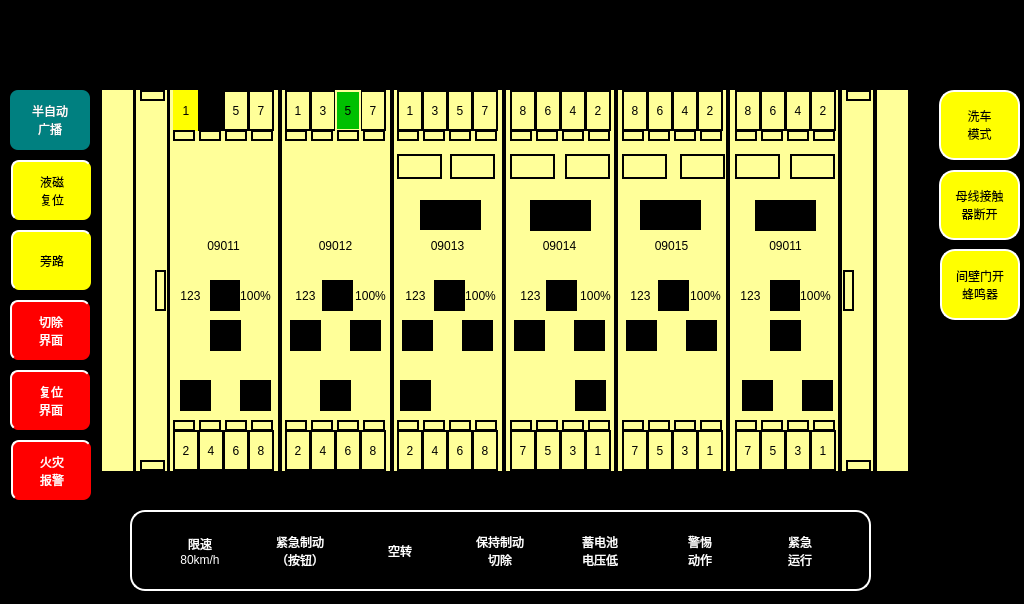
The window that vehiclerunstatepage.ui (mayue-crrc/ShenyangMetro9DB) describes before a commit, drawn with Qt 5.
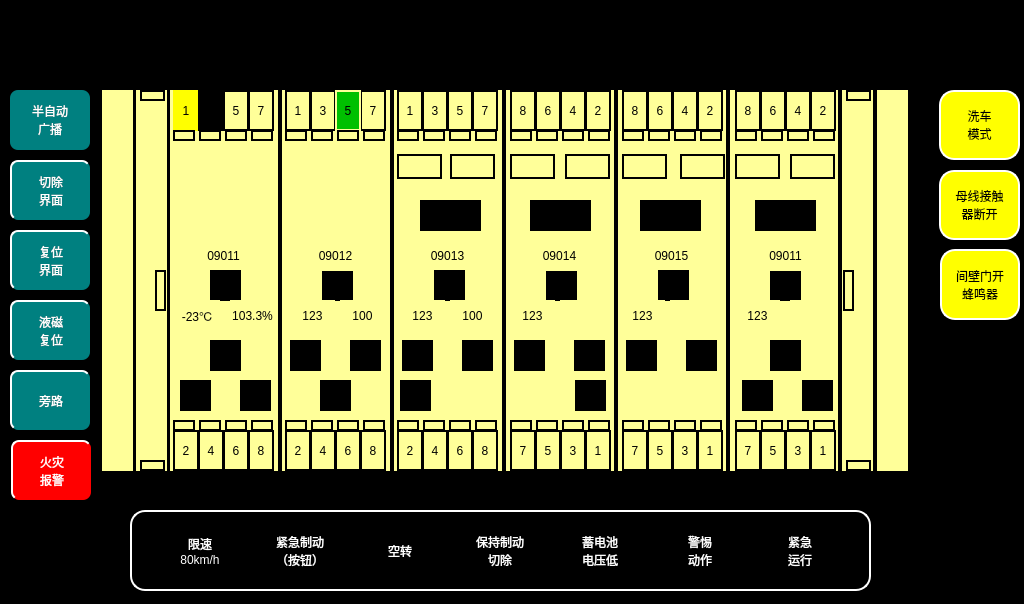
The same window after the commit. Icons and pictures are not drawn.

What changed in the file:
```diff
--- a/vehiclerunstatepage.ui
+++ b/vehiclerunstatepage.ui
@@ -31,8 +31,8 @@
   <widget class="QPushButton" name="LMResetPageBtn">
    <property name="geometry">
     <rect>
-     <x>11</x>
-     <y>160</y>
+     <x>10</x>
+     <y>300</y>
      <width>80</width>
      <height>60</height>
     </rect>
@@ -41,8 +41,8 @@
     <enum>Qt::NoFocus</enum>
    </property>
    <property name="styleSheet">
-    <string notr="true">background-color:yellow;
-color:black;</string>
+    <string notr="true">background-color: rgb(0, 128, 128);
+color:white;</string>
    </property>
    <property name="text">
     <string>液磁
@@ -52,8 +52,8 @@
   <widget class="QPushButton" name="ByPassPageBtn">
    <property name="geometry">
     <rect>
-     <x>11</x>
-     <y>230</y>
+     <x>10</x>
+     <y>370</y>
      <width>80</width>
      <height>60</height>
     </rect>
@@ -62,8 +62,8 @@
     <enum>Qt::NoFocus</enum>
    </property>
    <property name="styleSheet">
-    <string notr="true">background-color:yellow;
-color:black;</string>
+    <string notr="true">background-color: rgb(0, 128, 128);
+color:white;</string>
    </property>
    <property name="text">
     <string>旁路</string>
@@ -73,7 +73,7 @@
    <property name="geometry">
     <rect>
      <x>10</x>
-     <y>300</y>
+     <y>160</y>
      <width>80</width>
      <height>60</height>
     </rect>
@@ -82,7 +82,7 @@
     <enum>Qt::NoFocus</enum>
    </property>
    <property name="styleSheet">
-    <string notr="true">background-color:red;</string>
+    <string notr="true">background-color:rgb(0,128,128);</string>
    </property>
    <property name="text">
     <string>切除
@@ -1003,7 +1003,7 @@
    <property name="geometry">
     <rect>
      <x>178</x>
-     <y>230</y>
+     <y>240</y>
      <width>91</width>
      <height>31</height>
     </rect>
@@ -1025,7 +1025,7 @@
    <property name="geometry">
     <rect>
      <x>210</x>
-     <y>280</y>
+     <y>270</y>
      <width>31</width>
      <height>31</height>
     </rect>
@@ -1044,7 +1044,7 @@
    <property name="geometry">
     <rect>
      <x>210</x>
-     <y>320</y>
+     <y>340</y>
      <width>31</width>
      <height>31</height>
     </rect>
@@ -1258,7 +1258,7 @@
    <property name="geometry">
     <rect>
      <x>322</x>
-     <y>280</y>
+     <y>270</y>
      <width>31</width>
      <height>31</height>
     </rect>
@@ -1300,7 +1300,7 @@
    <property name="geometry">
     <rect>
      <x>290</x>
-     <y>230</y>
+     <y>240</y>
      <width>91</width>
      <height>31</height>
     </rect>
@@ -1637,7 +1637,7 @@
    <property name="geometry">
     <rect>
      <x>290</x>
-     <y>320</y>
+     <y>340</y>
      <width>31</width>
      <height>31</height>
     </rect>
@@ -1656,7 +1656,7 @@
    <property name="geometry">
     <rect>
      <x>350</x>
-     <y>320</y>
+     <y>340</y>
      <width>31</width>
      <height>31</height>
     </rect>
@@ -2104,7 +2104,7 @@
    <property name="geometry">
     <rect>
      <x>462</x>
-     <y>320</y>
+     <y>340</y>
      <width>31</width>
      <height>31</height>
     </rect>
@@ -2123,7 +2123,7 @@
    <property name="geometry">
     <rect>
      <x>402</x>
-     <y>320</y>
+     <y>340</y>
      <width>31</width>
      <height>31</height>
     </rect>
@@ -2207,7 +2207,7 @@
    <property name="geometry">
     <rect>
      <x>402</x>
-     <y>230</y>
+     <y>240</y>
      <width>91</width>
      <height>31</height>
     </rect>
@@ -2229,7 +2229,7 @@
    <property name="geometry">
     <rect>
      <x>434</x>
-     <y>280</y>
+     <y>270</y>
      <width>31</width>
      <height>31</height>
     </rect>
@@ -2639,7 +2639,7 @@
    <property name="geometry">
     <rect>
      <x>546</x>
-     <y>280</y>
+     <y>270</y>
      <width>31</width>
      <height>31</height>
     </rect>
@@ -2658,7 +2658,7 @@
    <property name="geometry">
     <rect>
      <x>514</x>
-     <y>230</y>
+     <y>240</y>
      <width>91</width>
      <height>31</height>
     </rect>
@@ -2680,7 +2680,7 @@
    <property name="geometry">
     <rect>
      <x>574</x>
-     <y>320</y>
+     <y>340</y>
      <width>31</width>
      <height>31</height>
     </rect>
@@ -2699,7 +2699,7 @@
    <property name="geometry">
     <rect>
      <x>514</x>
-     <y>320</y>
+     <y>340</y>
      <width>31</width>
      <height>31</height>
     </rect>
@@ -3128,7 +3128,7 @@
    <property name="geometry">
     <rect>
      <x>626</x>
-     <y>320</y>
+     <y>340</y>
      <width>31</width>
      <height>31</height>
     </rect>
@@ -3166,7 +3166,7 @@
    <property name="geometry">
     <rect>
      <x>686</x>
-     <y>320</y>
+     <y>340</y>
      <width>31</width>
      <height>31</height>
     </rect>
@@ -3208,7 +3208,7 @@
    <property name="geometry">
     <rect>
      <x>626</x>
-     <y>230</y>
+     <y>240</y>
      <width>91</width>
      <height>31</height>
     </rect>
@@ -3253,7 +3253,7 @@
    <property name="geometry">
     <rect>
      <x>658</x>
-     <y>280</y>
+     <y>270</y>
      <width>31</width>
      <height>31</height>
     </rect>
@@ -3640,7 +3640,7 @@
    <property name="geometry">
     <rect>
      <x>770</x>
-     <y>280</y>
+     <y>270</y>
      <width>31</width>
      <height>31</height>
     </rect>
@@ -3660,7 +3660,7 @@
    <property name="geometry">
     <rect>
      <x>740</x>
-     <y>230</y>
+     <y>240</y>
      <width>91</width>
      <height>31</height>
     </rect>
@@ -3785,7 +3785,7 @@
    <property name="geometry">
     <rect>
      <x>770</x>
-     <y>320</y>
+     <y>340</y>
      <width>31</width>
      <height>31</height>
     </rect>
@@ -3904,8 +3904,8 @@
    <property name="geometry">
     <rect>
      <x>175</x>
-     <y>280</y>
-     <width>31</width>
+     <y>300</y>
+     <width>45</width>
      <height>31</height>
     </rect>
    </property>
@@ -3916,7 +3916,7 @@
 </string>
    </property>
    <property name="text">
-    <string>123</string>
+    <string>-23℃</string>
    </property>
    <property name="alignment">
     <set>Qt::AlignCenter</set>
@@ -3925,9 +3925,9 @@
   <widget class="QLabel" name="LoadTC1lbl">
    <property name="geometry">
     <rect>
-     <x>240</x>
-     <y>280</y>
-     <width>31</width>
+     <x>230</x>
+     <y>300</y>
+     <width>45</width>
      <height>31</height>
     </rect>
    </property>
@@ -3938,7 +3938,7 @@
 </string>
    </property>
    <property name="text">
-    <string>100%</string>
+    <string>103.3%</string>
    </property>
    <property name="alignment">
     <set>Qt::AlignCenter</set>
@@ -3948,8 +3948,8 @@
    <property name="geometry">
     <rect>
      <x>735</x>
-     <y>280</y>
-     <width>31</width>
+     <y>300</y>
+     <width>45</width>
      <height>31</height>
     </rect>
    </property>
@@ -3969,9 +3969,9 @@
   <widget class="QLabel" name="LoadTC2lbl">
    <property name="geometry">
     <rect>
-     <x>800</x>
-     <y>280</y>
-     <width>31</width>
+     <x>790</x>
+     <y>300</y>
+     <width>45</width>
      <height>31</height>
     </rect>
    </property>
@@ -3982,7 +3982,7 @@
 </string>
    </property>
    <property name="text">
-    <string>100%</string>
+    <string/>
    </property>
    <property name="alignment">
     <set>Qt::AlignCenter</set>
@@ -3992,8 +3992,8 @@
    <property name="geometry">
     <rect>
      <x>290</x>
-     <y>280</y>
-     <width>31</width>
+     <y>300</y>
+     <width>45</width>
      <height>31</height>
     </rect>
    </property>
@@ -4013,9 +4013,9 @@
   <widget class="QLabel" name="LoadMP1lbl">
    <property name="geometry">
     <rect>
-     <x>355</x>
-     <y>280</y>
-     <width>31</width>
+     <x>340</x>
+     <y>300</y>
+     <width>45</width>
      <height>31</height>
     </rect>
    </property>
@@ -4026,7 +4026,7 @@
 </string>
    </property>
    <property name="text">
-    <string>100%</string>
+    <string>100</string>
    </property>
    <property name="alignment">
     <set>Qt::AlignCenter</set>
@@ -4035,9 +4035,9 @@
   <widget class="QLabel" name="OutTempMP2lbl">
    <property name="geometry">
     <rect>
-     <x>625</x>
-     <y>280</y>
-     <width>31</width>
+     <x>620</x>
+     <y>300</y>
+     <width>45</width>
      <height>31</height>
     </rect>
    </property>
@@ -4057,9 +4057,9 @@
   <widget class="QLabel" name="LoadMP2lbl">
    <property name="geometry">
     <rect>
-     <x>690</x>
-     <y>280</y>
-     <width>31</width>
+     <x>670</x>
+     <y>300</y>
+     <width>45</width>
      <height>31</height>
     </rect>
    </property>
@@ -4070,7 +4070,7 @@
 </string>
    </property>
    <property name="text">
-    <string>100%</string>
+    <string/>
    </property>
    <property name="alignment">
     <set>Qt::AlignCenter</set>
@@ -4080,8 +4080,8 @@
    <property name="geometry">
     <rect>
      <x>400</x>
-     <y>280</y>
-     <width>31</width>
+     <y>300</y>
+     <width>45</width>
      <height>31</height>
     </rect>
    </property>
@@ -4101,9 +4101,9 @@
   <widget class="QLabel" name="LoadM1lbl">
    <property name="geometry">
     <rect>
-     <x>465</x>
-     <y>280</y>
-     <width>31</width>
+     <x>450</x>
+     <y>300</y>
+     <width>45</width>
      <height>31</height>
     </rect>
    </property>
@@ -4114,7 +4114,7 @@
 </string>
    </property>
    <property name="text">
-    <string>100%</string>
+    <string>100</string>
    </property>
    <property name="alignment">
     <set>Qt::AlignCenter</set>
@@ -4123,9 +4123,9 @@
   <widget class="QLabel" name="OutTempM2lbl">
    <property name="geometry">
     <rect>
-     <x>515</x>
-     <y>280</y>
-     <width>31</width>
+     <x>510</x>
+     <y>300</y>
+     <width>45</width>
      <height>31</height>
     </rect>
    </property>
@@ -4145,9 +4145,9 @@
   <widget class="QLabel" name="LoadM2lbl">
    <property name="geometry">
     <rect>
-     <x>580</x>
-     <y>280</y>
-     <width>31</width>
+     <x>560</x>
+     <y>300</y>
+     <width>45</width>
      <height>31</height>
     </rect>
    </property>
@@ -4158,7 +4158,7 @@
 </string>
    </property>
    <property name="text">
-    <string>100%</string>
+    <string/>
    </property>
    <property name="alignment">
     <set>Qt::AlignCenter</set>
@@ -4168,7 +4168,7 @@
    <property name="geometry">
     <rect>
      <x>10</x>
-     <y>370</y>
+     <y>230</y>
      <width>80</width>
      <height>60</height>
     </rect>
@@ -4177,7 +4177,7 @@
     <enum>Qt::NoFocus</enum>
    </property>
    <property name="styleSheet">
-    <string notr="true">background-color:red;</string>
+    <string notr="true">background-color:rgb(0,128,128);</string>
    </property>
    <property name="text">
     <string>复位
```
Left out of the diff: 217 changed lines with no effect on the pictures.
